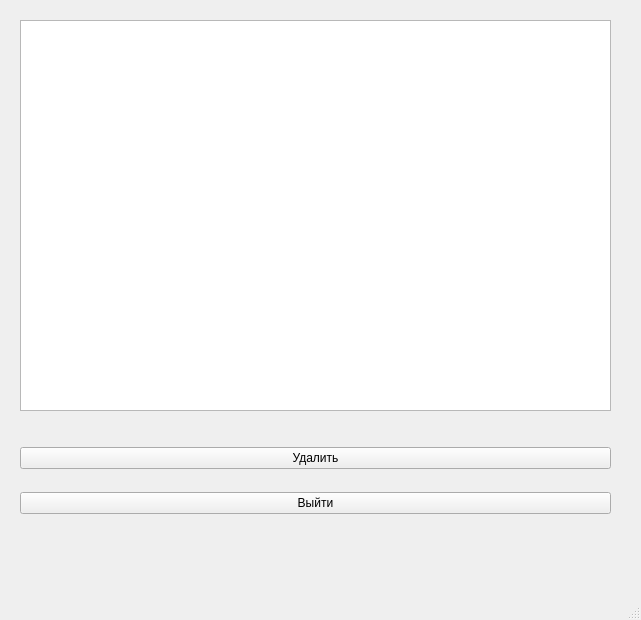
First picture: the form in design/del_design.ui, repository razgonyaevm/YandexProject_Food, before the edit.
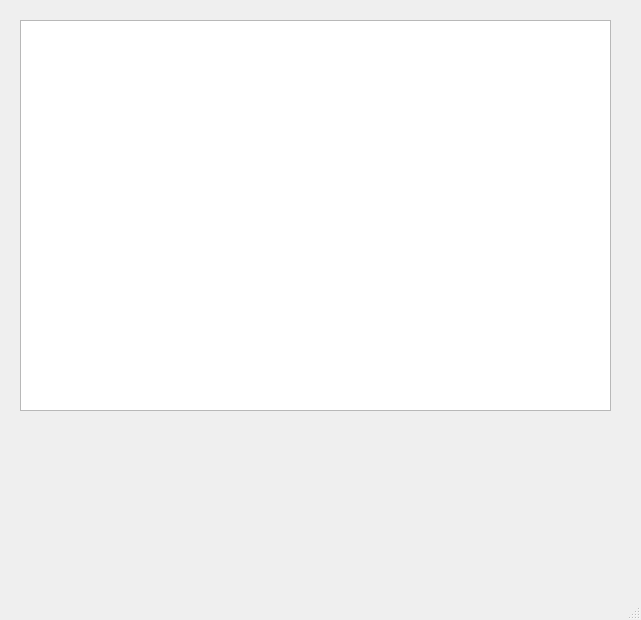
Second picture: the form after the edit. Icons and pictures are not drawn.

Patch:
```diff
--- a/design/del_design.ui
+++ b/design/del_design.ui
@@ -13,6 +13,9 @@
   <property name="windowTitle">
    <string>Удаление данных</string>
   </property>
+  <property name="styleSheet">
+   <string notr="true"/>
+  </property>
   <widget class="QWidget" name="centralwidget">
    <widget class="QTableWidget" name="tableWidget">
     <property name="geometry">
@@ -24,31 +27,37 @@
      </rect>
     </property>
    </widget>
-   <widget class="QWidget" name="verticalLayoutWidget">
+   <widget class="QPushButton" name="update_button">
     <property name="geometry">
      <rect>
-      <x>20</x>
+      <x>30</x>
       <y>430</y>
-      <width>591</width>
-      <height>101</height>
+      <width>71</width>
+      <height>71</height>
      </rect>
     </property>
-    <layout class="QVBoxLayout" name="verticalLayout">
-     <item>
-      <widget class="QPushButton" name="del_button">
-       <property name="text">
-        <string>Удалить</string>
-       </property>
-      </widget>
-     </item>
-     <item>
-      <widget class="QPushButton" name="exit_button">
-       <property name="text">
-        <string>Выйти</string>
-       </property>
-      </widget>
-     </item>
-    </layout>
+    <property name="cursor">
+     <cursorShape>PointingHandCursor</cursorShape>
+    </property>
+    <property name="styleSheet">
+     <string notr="true">border-radius: 50px;</string>
+    </property>
+    <property name="text">
+     <string/>
+    </property>
+    <property name="icon">
+     <iconset>
+      <normaloff>../images/update_icon.png</normaloff>../images/update_icon.png</iconset>
+    </property>
+    <property name="iconSize">
+     <size>
+      <width>70</width>
+      <height>70</height>
+     </size>
+    </property>
+    <property name="flat">
+     <bool>false</bool>
+    </property>
    </widget>
   </widget>
   <widget class="QMenuBar" name="menubar">
```
Left out of the diff: 3 changed lines with no effect on the pictures.
